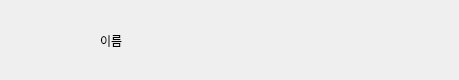
This is Code/front/ui/widget_profile_ui.ui in lee991229/KKOTalk as Qt 5 draws it before an edit. The edited form follows.
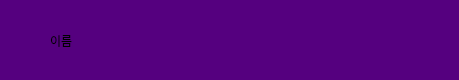
This is the edited form.

```diff
--- a/Code/front/ui/widget_profile_ui.ui
+++ b/Code/front/ui/widget_profile_ui.ui
@@ -10,6 +10,18 @@
     <height>80</height>
    </rect>
   </property>
+  <property name="minimumSize">
+   <size>
+    <width>459</width>
+    <height>80</height>
+   </size>
+  </property>
+  <property name="maximumSize">
+   <size>
+    <width>459</width>
+    <height>80</height>
+   </size>
+  </property>
   <property name="windowTitle">
    <string>Form</string>
   </property>
@@ -32,11 +44,14 @@
    <item>
     <layout class="QHBoxLayout" name="horizontalLayout">
      <item>
-      <widget class="QWidget" name="widget" native="true">
+      <widget class="QWidget" name="profile" native="true">
+       <property name="styleSheet">
+        <string notr="true">background-color: rgb(85, 0, 127);</string>
+       </property>
        <widget class="QLabel" name="profile_name_label">
         <property name="geometry">
          <rect>
-          <x>100</x>
+          <x>50</x>
           <y>20</y>
           <width>161</width>
           <height>41</height>
```
